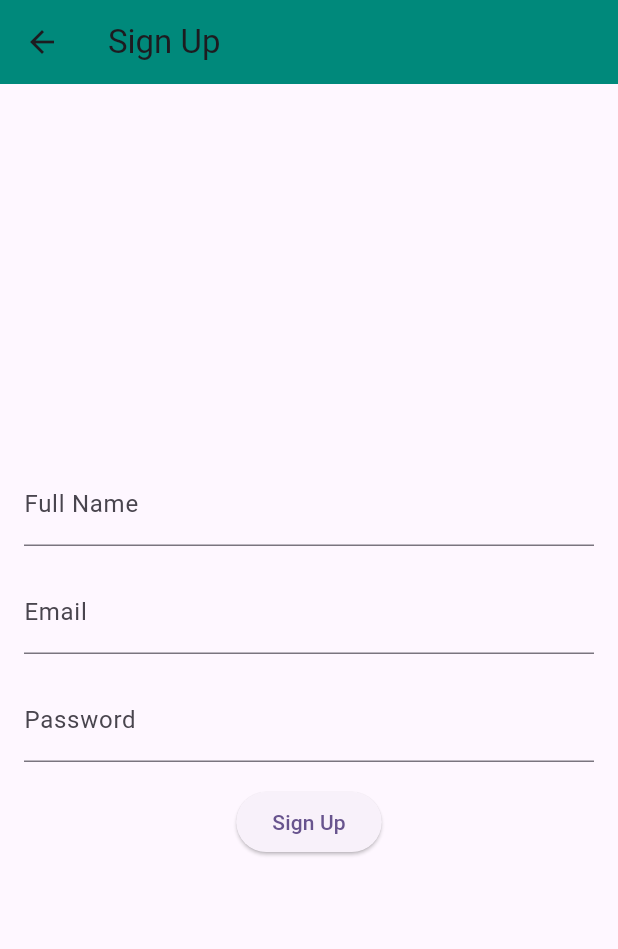
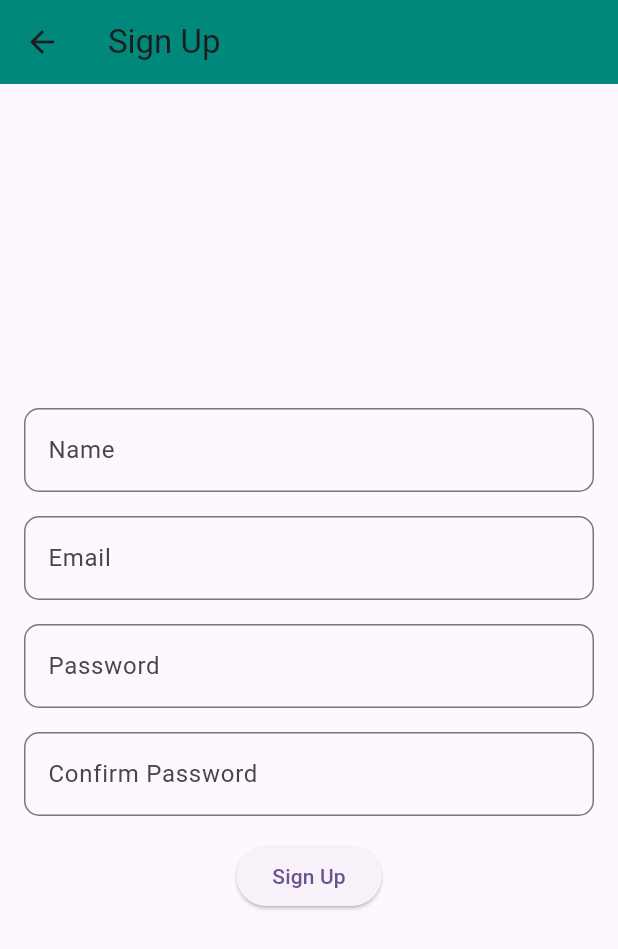
Before and after one commit to NeilBanerjee2002/veranco, a Flutter app: the SignUpScreen screen opened directly, on a phone screen of 412 x 824 dp. Shown: the top 949 px of the screen. Run offline on Flutter 3.47's test engine with Material 3 defaults, Android fonts, the phone set to English and light mode, and no system bars.

Commit message:
Style from Login copied and confirm password added

```diff
--- a/lib/screens/sign_up_screen.dart
+++ b/lib/screens/sign_up_screen.dart
@@ -15,6 +15,11 @@ class _SignUpScreenState extends State<SignUpScreen> {
 
   @override
   Widget build(BuildContext context) {
+    final inputborder = OutlineInputBorder(
+        borderSide: Divider.createBorderSide(context),
+        borderRadius: BorderRadius.all(Radius.circular(10.0))
+    );
+
     return Scaffold(
       appBar: AppBar(
         backgroundColor: primaryColor,
@@ -27,19 +32,29 @@ class _SignUpScreenState extends State<SignUpScreen> {
           children: [
             TextField(
               controller: _fullNameController,
-              decoration: InputDecoration(labelText: 'Full Name'),
+              decoration: InputDecoration(labelText: 'Name', hintText: 'Enter full name',
+              fillColor: primaryColor, focusedBorder: inputborder, border: inputborder),
               keyboardType: TextInputType.text,
             ),
             SizedBox(height: 16.0),
             TextField(
-              controller: _emailController,
-              decoration: InputDecoration(labelText: 'Email'),
-              keyboardType: TextInputType.emailAddress,
+              controller: _fullNameController,
+              decoration: InputDecoration(labelText: 'Email', hintText: 'Enter email id',
+                  fillColor: primaryColor, focusedBorder: inputborder, border: inputborder),
+              keyboardType: TextInputType.text,
             ),
             SizedBox(height: 16.0),
             TextField(
-              controller: _passwordController,
-              decoration: InputDecoration(labelText: 'Password'),
+              controller: _fullNameController,
+              decoration: InputDecoration(labelText: 'Password', hintText: 'Create a password',
+                  fillColor: primaryColor, focusedBorder: inputborder, border: inputborder),
+              obscureText: true,
+            ),
+            SizedBox(height: 16.0),
+            TextField(
+              controller: _fullNameController,
+              decoration: InputDecoration(labelText: 'Confirm Password',
+                  fillColor: primaryColor, focusedBorder: inputborder, border: inputborder),
               obscureText: true,
             ),
             SizedBox(height: 16.0),
```
